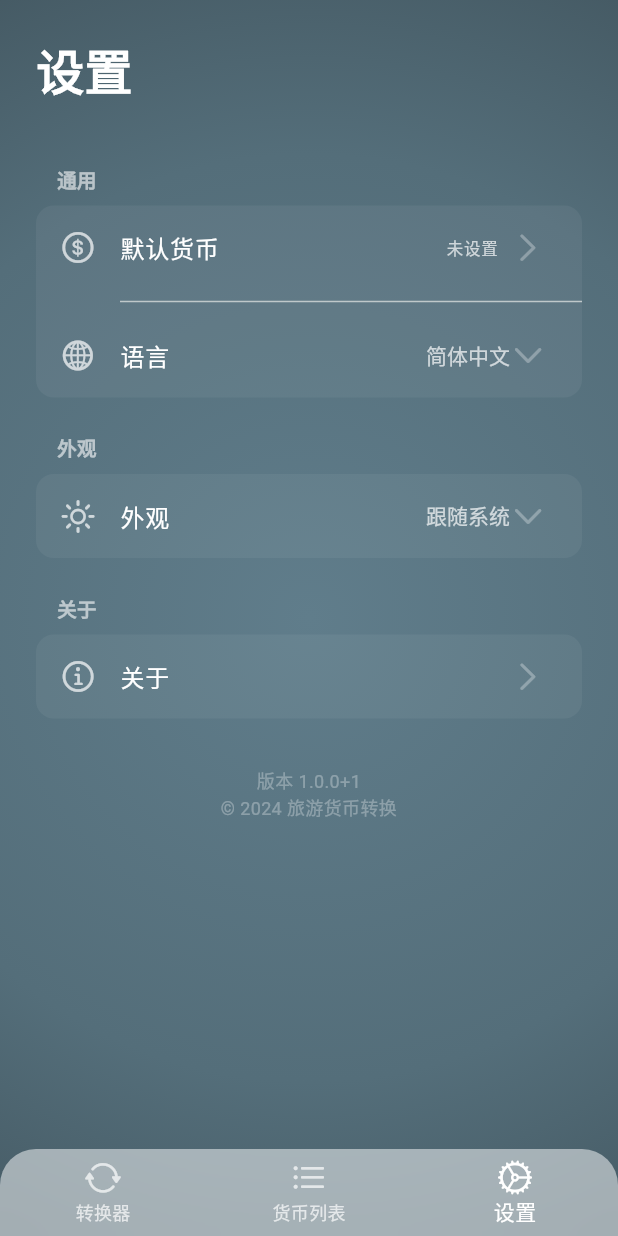
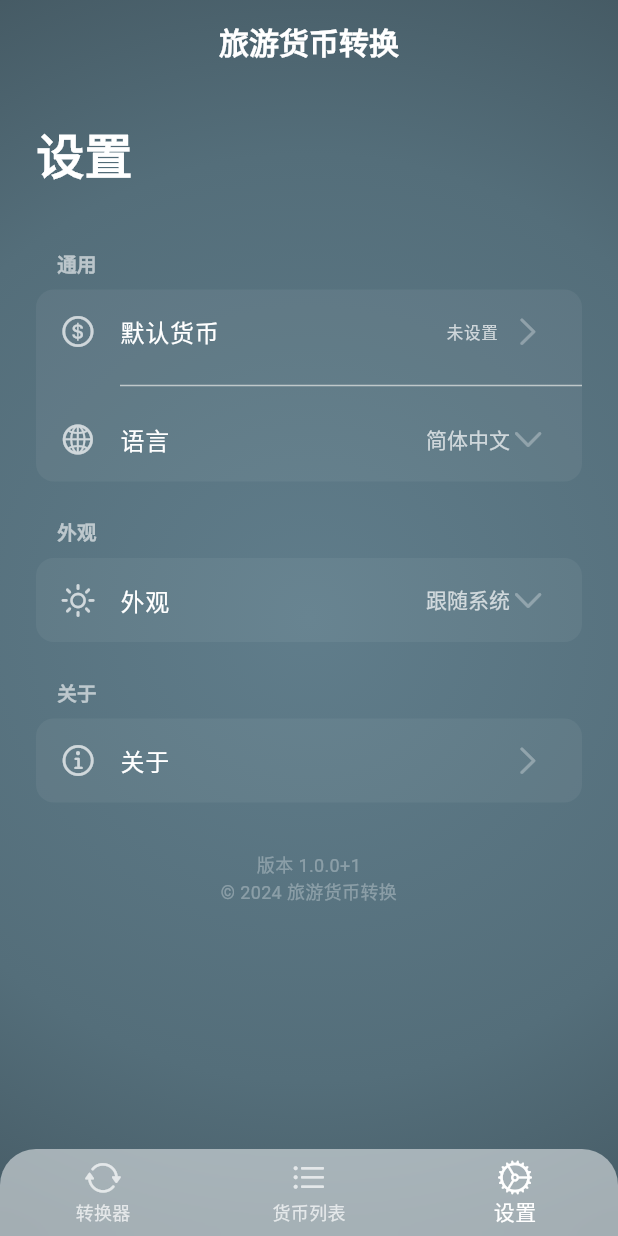
Before and after one commit to laifu2025/tourism_currency_converter, a Flutter app: the screen it shows after launch, item 3 of the bottom bar chosen, on a phone screen of 412 x 824 dp. Run offline on Flutter 3.47's test engine with Material 3 defaults, Android fonts, the light colour scheme and no system bars; our stand-ins replace flutter_animate, flutter_svg, geocoding, geolocator, shared_preferences, simple_animations and 1 more; generated files the repository leaves out were written again; network calls fail.

Commit message:
地球图标显示

```diff
--- /dev/null
+++ b/lib/data/providers/button_visibility_provider.dart
@@ -0,0 +1,14 @@
+import 'package:flutter/material.dart';
+
+class ButtonVisibilityProvider extends ChangeNotifier {
+  bool _isButtonVisible = false;
+
+  bool get isButtonVisible => _isButtonVisible;
+
+  void setButtonVisibility(bool isVisible) {
+    if (_isButtonVisible != isVisible) {
+      _isButtonVisible = isVisible;
+      notifyListeners();
+    }
+  }
+}
--- a/lib/main.dart
+++ b/lib/main.dart
@@ -6,9 +6,11 @@
 import 'package:provider/provider.dart';
 import 'package:shared_preferences/shared_preferences.dart';
 import 'package:tourism_currency_converter/l10n/app_localizations.dart';
+import 'package:tourism_currency_converter/presentation/pages/webview_page.dart';
 import 'data/providers/theme_provider.dart';
 import 'data/providers/settings_provider.dart';
 import 'data/providers/favorites_provider.dart';
+import 'data/providers/button_visibility_provider.dart';
 import 'pages/home_page.dart';
 import 'pages/currencies_page.dart';
 import 'pages/settings_page.dart';
@@ -22,6 +24,7 @@
         ChangeNotifierProvider(create: (_) => ThemeProvider()),
         ChangeNotifierProvider(create: (_) => SettingsProvider()..loadDefaultCurrency()),
         ChangeNotifierProvider(create: (_) => FavoritesProvider()),
+        ChangeNotifierProvider(create: (_) => ButtonVisibilityProvider()),
       ],
       child: const LocaleApp(),
     ),
@@ -58,6 +61,9 @@
       supportedLocales: AppLocalizations.supportedLocales,
       localizationsDelegates: AppLocalizations.localizationsDelegates,
       home: MainTabPage(),
+      routes: {
+        '/currencies': (context) => const CurrenciesPage(),
+      },
       debugShowCheckedModeBanner: false,
     );
   }
@@ -84,6 +90,32 @@
     return BreathingBackground(
       child: Scaffold(
         backgroundColor: Colors.transparent,
+        appBar: AppBar(
+          title: Text(s.appTitle),
+          backgroundColor: Colors.transparent,
+          elevation: 0,
+          centerTitle: true,
+          actions: [
+            Consumer<ButtonVisibilityProvider>(
+              builder: (context, buttonVisibilityProvider, child) {
+                return Visibility(
+                  visible: buttonVisibilityProvider.isButtonVisible,
+                  child: IconButton(
+                    icon: const Icon(Icons.web),
+                    onPressed: () {
+                      const testUrl = 'https://flutter.dev';
+                      Navigator.of(context).push(
+                        MaterialPageRoute(
+                          builder: (context) => const WebViewPage(title: 'Test Page', url: testUrl, showAppBar: false),
+                        ),
+                      );
+                    },
+                  ),
+                );
+              },
+            ),
+          ],
+        ),
         body: IndexedStack(
           index: _currentIndex,
           children: _pages,
--- a/pubspec.yaml
+++ b/pubspec.yaml
@@ -21,6 +21,7 @@ dependencies:
   google_fonts: ^6.2.1
   simple_animations: ^5.2.0
   flutter_animate: ^4.5.2
+  webview_flutter: ^4.13.0
 dev_dependencies:
   flutter_test:
     sdk: flutter
```
Also changed, not shown: lib/presentation/pages/home_page.dart (+27 -4 lines), lib/presentation/pages/webview_page.dart (added, +72 -0 lines), pubspec.lock, 5 other files.
